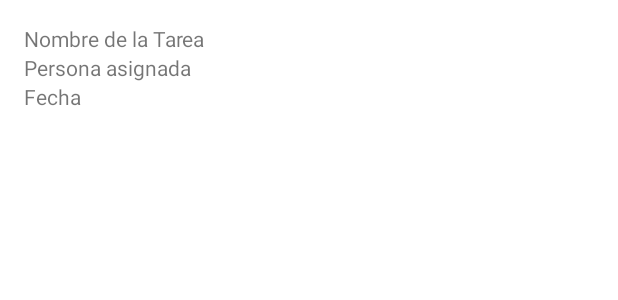
After one commit to FridaRojas/SemilleroEKT, an Android app: the layout task_item.xml on its own in the app's theme, with its tools: preview values and no code run, on a phone screen of 412 x 824 dp. The commit adds this screen. Shown: the top 300 px of the screen. Run offline under Robolectric (Android 15) with nearby library versions, the phone set to English and light mode, and no system bars; network calls fail.

Commit message:
Se creo el adapter para mostrar las tareas. Se creo la respectiva configuracion de retrofit para consumir el URL de las tareas. Se creo el modelo de Tareas. Se creo el api para el consumo de tareas. Se creo la interfaz basica con recyclerView y Floating button de tareas. Se creo el Dao de Tareas

```diff
--- a/Android/app/src/main/java/com/example/agileus/ui/modulotareas/listatareas/DashboardFragment.kt
+++ b/Android/app/src/main/java/com/example/agileus/ui/modulotareas/listatareas/DashboardFragment.kt
@@ -46,7 +46,6 @@ class DashboardFragment : Fragment() {
         dashboardViewModel.adaptador.observe(viewLifecycleOwner,{
             binding.recyclerListaTareas.adapter = it
             binding.recyclerListaTareas.layoutManager = LinearLayoutManager(activity)
-
         })
 
     }
--- /dev/null
+++ b/Android/app/src/main/res/layout/task_item.xml
@@ -0,0 +1,28 @@
+<?xml version="1.0" encoding="utf-8"?>
+<LinearLayout xmlns:android="http://schemas.android.com/apk/res/android"
+    android:layout_width="match_parent"
+    android:layout_height="wrap_content"
+    android:padding="16dp"
+    android:orientation="vertical">
+
+
+    <TextView
+        android:id="@+id/txtNombreTarea"
+        android:layout_width="match_parent"
+        android:layout_height="wrap_content"
+        android:text="Nombre de la Tarea" />
+
+    <TextView
+        android:id="@+id/txtPersonaAsignada"
+        android:layout_width="match_parent"
+        android:layout_height="wrap_content"
+        android:text="Persona asignada" />
+
+    <TextView
+        android:id="@+id/txtFecha"
+        android:layout_width="match_parent"
+        android:layout_height="wrap_content"
+        android:text="Fecha" />
+
+
+</LinearLayout>
```
Also changed, not shown: Android/app/src/main/java/com/example/agileus/adapters/TasksAdapter.kt (added, +53 -0 lines), Android/app/src/main/java/com/example/agileus/config/ConfigRetrofit.kt (+15 -1 lines), Android/app/src/main/java/com/example/agileus/config/InitialApplication.kt (+5 -2 lines), Android/app/src/main/java/com/example/agileus/models/Tasks.kt (added, +19 -0 lines), Android/app/src/main/java/com/example/agileus/ui/modulotareas/listatareas/DashboardViewModel.kt (+10 -10 lines), Android/app/src/main/java/com/example/agileus/webservices/apis/TasksApi.kt (added, +14 -0 lines), Android/app/src/main/java/com/example/agileus/webservices/dao/TasksDao.kt (added, +22 -0 lines), Android/app/src/main/res/layout/fragment_dashboard.xml (+28 -3 lines).
